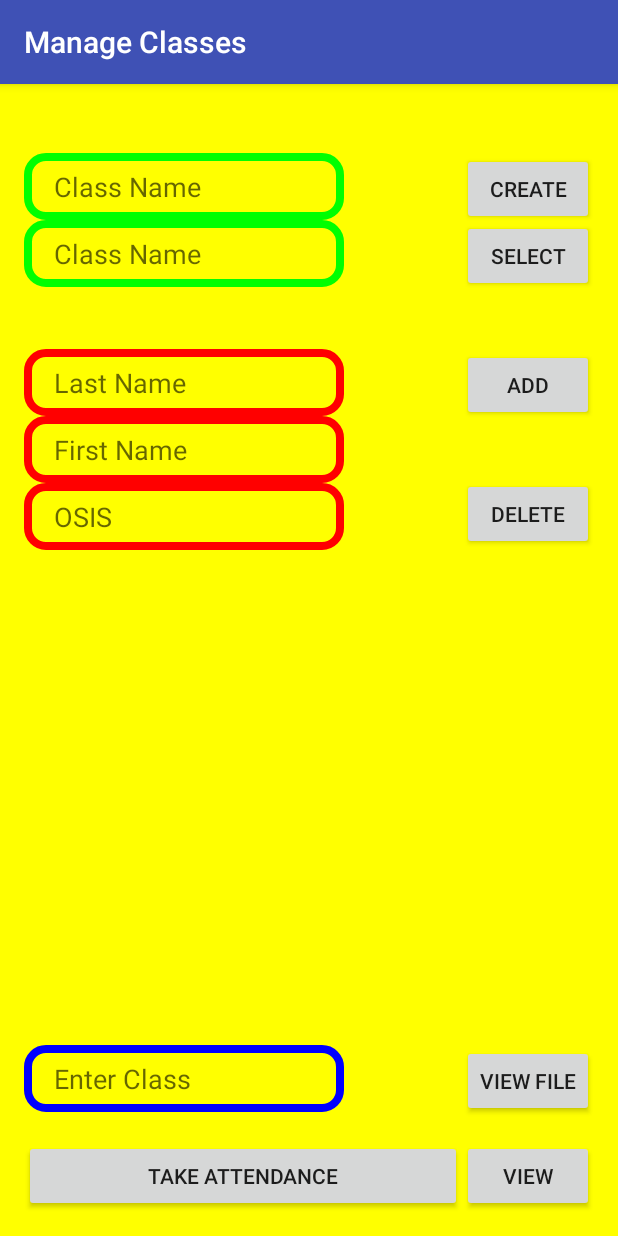
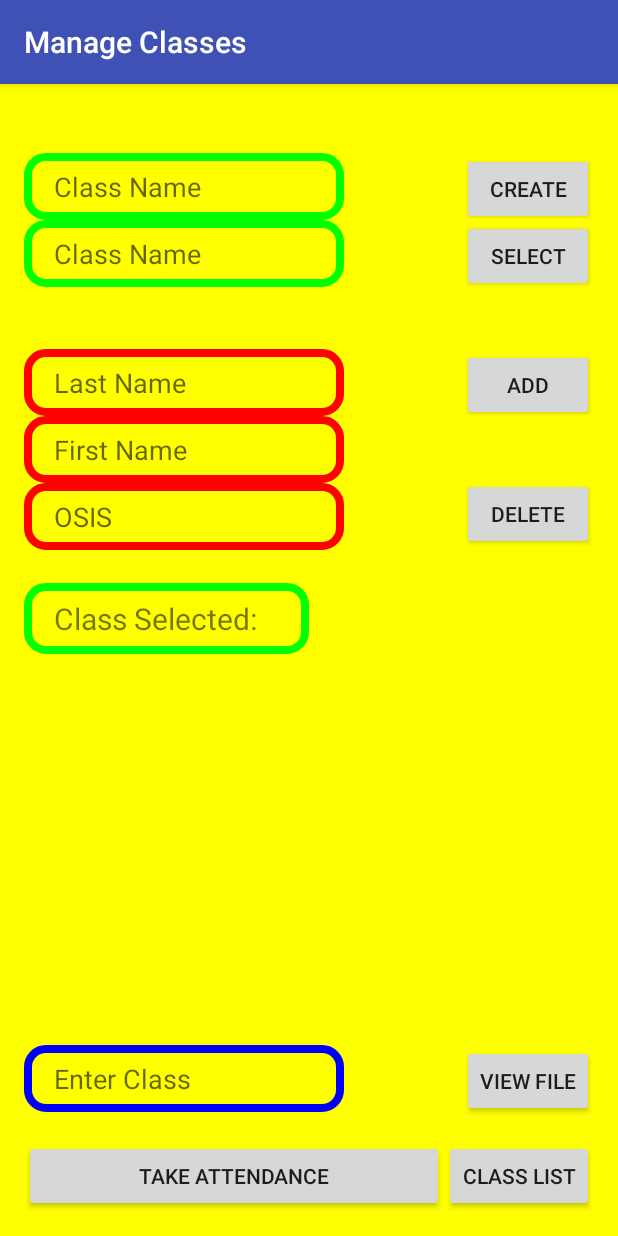
Before and after one commit to namm100/Midyear-Project, an Android app: the screen it shows after launch (MainActivity), after a tap on "VIEW FILE", on a phone screen of 412 x 824 dp. Run offline under Robolectric (Android 15) with nearby library versions, the phone set to English and light mode, and no system bars.

Commit message:
added various tweaks

```diff
--- a/Pictendance/app/src/main/AndroidManifest.xml
+++ b/Pictendance/app/src/main/AndroidManifest.xml
@@ -11,8 +11,7 @@
         android:label="@string/app_name"
         android:supportsRtl="true"
         android:theme="@style/AppTheme">
-        <activity android:name=".MainActivity" android:label="Manage Classes
-        " >
+        <activity android:name=".MainActivity" >
             <intent-filter>
                 <action android:name="android.intent.action.MAIN" />
 
--- a/Pictendance/app/src/main/java/com/example/mannuccn/pictendance/MainActivity.java
+++ b/Pictendance/app/src/main/java/com/example/mannuccn/pictendance/MainActivity.java
@@ -1,7 +1,7 @@
 package com.example.mannuccn.pictendance;
 
-// TODO: ADD GOOGLE DRIVE AND SPREADSHEET COMPATIBILITY
 import android.Manifest;
+import android.app.Activity;
 import android.app.AlertDialog.Builder;
 import android.content.Context;
 import android.content.Intent;
@@ -9,8 +9,10 @@ import android.content.pm.PackageManager;
 import android.database.Cursor;
 import android.database.sqlite.SQLiteDatabase;
 import android.os.Bundle;
+import android.os.Environment;
 import android.support.v4.app.ActivityCompat;
 import android.support.v4.content.ContextCompat;
+import android.support.v4.os.EnvironmentCompat;
 import android.support.v7.app.AppCompatActivity;
 import android.view.View;
 import android.widget.*;
@@ -20,16 +22,19 @@ public class MainActivity extends AppCompatActivity implements View.OnClickListe
 
     private SQLiteDatabase db;
 
-    private Button createBtn, selectBtn, addBtn, deleteBtn, viewFileBtn, takeAttendanceBtn;
+    private Button createBtn, selectBtn, addBtn, deleteBtn, viewFileBtn, takeAttendanceBtn, viewClassListBtn;
     private EditText createClassET, selectClassET, lastNameET, firstNameET, osisET, enterClassET;
+    private TextView classSelectedTV;
 
     private static final int MY_PERMISSIONS_REQUEST_CAMERA= 1;
+    private static final int MY_PERMISSIONS_REQUEST_EXTERNAL_STORAGE = 2;
 
     private String classSelected;
     protected void onCreate(Bundle savedInstanceState) {
 
         super.onCreate(savedInstanceState);
         this.setContentView(R.layout.activity_main);
+        this.setTitle("Manage Classes");
 
         this.createBtn = (Button) findViewById(R.id.createClassBtn);
         this.createBtn.setOnClickListener(this);
@@ -49,6 +54,9 @@ public class MainActivity extends AppCompatActivity implements View.OnClickListe
         this.takeAttendanceBtn = (Button) findViewById(R.id.takeAttendanceBtn);
         this.takeAttendanceBtn.setOnClickListener(this);
 
+        this.viewClassListBtn = (Button) findViewById(R.id.classListBtn);
+        this.viewClassListBtn.setOnClickListener(this);
+
         this.createClassET = (EditText) findViewById(R.id.createClassNameET);
         this.selectClassET = (EditText) findViewById(R.id.classNameSelectET);
         this.lastNameET = (EditText) findViewById(R.id.lastNameET);
@@ -56,12 +64,30 @@ public class MainActivity extends AppCompatActivity implements View.OnClickListe
         this.osisET = (EditText) findViewById(R.id.osisET);
         this.enterClassET = (EditText) findViewById(R.id.enterClassET);
 
+        this.classSelectedTV = (TextView) findViewById(R.id.selectedClassTV);
+        this.classSelectedTV.setText("Class Selected: ");
+
+        createClassET.setText("");
+        selectClassET.setText("");
+        lastNameET.setText("");
+        firstNameET.setText("");
+        osisET.setText("");
+        enterClassET.setText("");
+
 
         //request camera permission
         if (ContextCompat.checkSelfPermission(this, Manifest.permission.CAMERA) != PackageManager.PERMISSION_GRANTED){
-            if (ActivityCompat.shouldShowRequestPermissionRationale(this, Manifest.permission.READ_CONTACTS)) {
+            if (ActivityCompat.shouldShowRequestPermissionRationale(this, Manifest.permission.CAMERA)) {
             } else {
                 ActivityCompat.requestPermissions(this, new String[]{Manifest.permission.CAMERA}, MY_PERMISSIONS_REQUEST_CAMERA);
+            }
+        }
+
+        if (ContextCompat.checkSelfPermission(this, Manifest.permission.WRITE_EXTERNAL_STORAGE) != PackageManager.PERMISSION_GRANTED) {
+            if (ActivityCompat.shouldShowRequestPermissionRationale(this, Manifest.permission.WRITE_EXTERNAL_STORAGE)) {
+
+            } else {
+                ActivityCompat.requestPermissions(this, new String[]{Manifest.permission.WRITE_EXTERNAL_STORAGE}, MY_PERMISSIONS_REQUEST_EXTERNAL_STORAGE);
             }
         }
 
@@ -73,6 +99,11 @@ public class MainActivity extends AppCompatActivity implements View.OnClickListe
     public void onRequestPermissionsResult(int requestCode, String permissions[], int[] grantResults) {
         switch (requestCode) {
             case MY_PERMISSIONS_REQUEST_CAMERA: {
+                if (grantResults.length > 0 && grantResults[0] == PackageManager.PERMISSION_GRANTED) {
+                } else {}
+                return;
+            }
+            case MY_PERMISSIONS_REQUEST_EXTERNAL_STORAGE: {
                 if (grantResults.length > 0 && grantResults[0] == PackageManager.PERMISSION_GRANTED) {
                 } else {}
                 return;
@@ -106,6 +137,8 @@ public class MainActivity extends AppCompatActivity implements View.OnClickListe
                 "(osis VARCHAR(11), lastName VARCHAR(50), firstName VARCHAR(50));");
             showToast("Successfully created " + newClassName + "!",0);
             classSelected = newClassName;
+            classSelectedTV.setText("Class Selected: " + classSelected);
+            createClassET.setText("");
         }
 
         if (view == selectBtn) {
@@ -117,6 +150,8 @@ public class MainActivity extends AppCompatActivity implements View.OnClickListe
             }
             if (doesClassExist(pendingSelection)) {
                 classSelected = pendingSelection;
+                classSelectedTV.setText("Class Selected: " + classSelected);
+                selectClassET.setText("");
                 showToast(classSelected + " selected.",0);
             } else {
                 showToast("Class doesn't exist",0);
@@ -153,6 +188,7 @@ public class MainActivity extends AppCompatActivity implements View.OnClickListe
             }
             db.execSQL("INSERT INTO " + classSelected + " (osis, lastName, firstName) values('" + osis + "','" + enteredLastName + "','" + enteredFirstName + "');");
             showToast("Succsess, " + enteredFirstName + " " + enteredLastName + " " + osis + " has been entered",0);
+            clearText();
         }
 
         if (view == deleteBtn) {
@@ -198,16 +234,64 @@ public class MainActivity extends AppCompatActivity implements View.OnClickListe
                     return;
                 }
             }
-            showToast("Error. Please correct fields",0);
+            showToast("Error: Correct fields or Student not found",0);
         }
+
+        if (view == viewClassListBtn) {
+            // when the user requests to see a list of classes
+            Cursor c = db.rawQuery("SELECT name FROM sqlite_master WHERE type='table';", null);
+            if (c.getCount() == 0 || c.getCount() == 1) {
+                showToast("No Classes Found",0);
+                return;
+            }
+            StringBuffer buffer = new StringBuffer();
+            c.moveToNext();
+            while (c.moveToNext()) {
+                buffer.append(c.getString(0) + "\n");
+                buffer.append("\n");
+            }
+            showMessage("Class List", buffer.toString());
+
+        }
+
         if (view == viewFileBtn) {
             // when the user requests to see a classes files
+            if (enterClassET.getText().toString().equals("")) {
+                showToast("Please enter a class",0);
+                return;
+            }
+            String classEntered = enterClassET.getText().toString().replaceAll("\\s+","");
+            if (!doesClassExist(classEntered)) {
+                showToast("Class entered doesn't exist",0);
+                enterClassET.setText("");
+                return;
+            }
+            // class exists
+            Cursor c = db.query(classEntered,null,null,null,null,null,null);
+            String[] colNames = c.getColumnNames();
+
+            //TODO:TEMPORARY START
+            StringBuffer buffer = new StringBuffer();
+            for (String i: colNames) {
+                buffer.append(i + "\n");
+                buffer.append("\n");
+            }
+            showMessage(classEntered + "'s Columns", buffer.toString());
+            //TODO:TEMPORARY END
 
         }
 
     }
 
 
+    public boolean isExternalStorageWritable() {
+        String state = Environment.getExternalStorageState();
+        if (Environment.MEDIA_MOUNTED.equals(state)) {
+            return true;
+        } else {
+            return false;
+        }
+    }
     private int parseIntE(String s) {
         try {
             return Integer.parseInt(s);
--- a/Pictendance/app/src/main/res/layout/activity_main.xml
+++ b/Pictendance/app/src/main/res/layout/activity_main.xml
@@ -11,6 +11,7 @@
     android:paddingTop="@dimen/activity_vertical_margin"
     android:background="#ffff00"
     tools:context="com.example.mannuccn.pictendance.MainActivity">
+
 
     <EditText
         android:layout_width="wrap_content"
@@ -69,14 +70,14 @@
         android:layout_alignParentLeft="true"
         android:layout_alignParentStart="true"
         android:id="@+id/takeAttendanceBtn"
-        android:layout_toStartOf="@+id/viewBtn"
-        android:layout_toLeftOf="@+id/viewBtn"/>
+        android:layout_toStartOf="@+id/classListBtn"
+        android:layout_toLeftOf="@+id/classListBtn"/>
 
     <Button
-        android:text="View"
+        android:text="Class List"
         android:layout_width="wrap_content"
         android:layout_height="wrap_content"
-        android:id="@+id/viewBtn"
+        android:id="@+id/classListBtn"
         android:layout_alignParentBottom="true"
         android:layout_alignParentRight="true"
         android:layout_alignParentEnd="true" />
@@ -86,7 +87,7 @@
         android:layout_width="wrap_content"
         android:layout_height="wrap_content"
         android:id="@+id/viewFileBtn"
-        android:layout_above="@+id/viewBtn"
+        android:layout_above="@+id/classListBtn"
         android:layout_alignParentRight="true"
         android:layout_alignParentEnd="true"
         android:layout_marginBottom="15dp" />
@@ -158,4 +159,16 @@
         android:layout_alignParentRight="true"
         android:layout_alignParentEnd="true" />
 
+    <TextView
+        android:text="Class Selected:"
+        android:layout_width="wrap_content"
+        android:layout_height="wrap_content"
+        android:id="@+id/selectedClassTV"
+        android:textSize="20sp"
+        android:background="@drawable/border_style2"
+        android:layout_below="@+id/osisET"
+        android:layout_alignParentLeft="true"
+        android:layout_alignParentStart="true"
+        android:layout_marginTop="22dp" />
+
 </RelativeLayout>
```
Also changed, not shown: Pictendance/app/src/main/java/com/example/mannuccn/pictendance/BarCodeActivity.java (+20 -4 lines).
